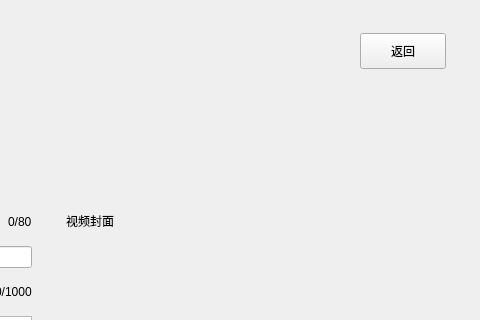
First picture: the form in client/player/uploadvideopage.ui, repository shuzhouzhang/video-on-demand-client, before the edit; both pictures show x 870 to 1350 and y 0 to 320 of the 1350 by 792 pixel window.
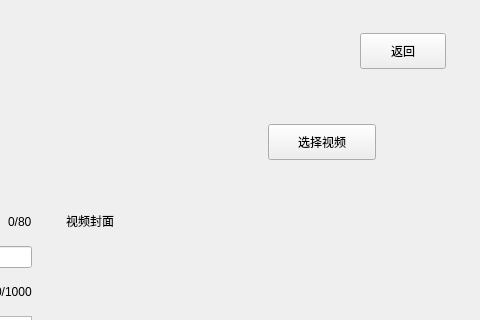
Second picture: the form after the edit.

Commit message: fix: show upload page before selecting video

Diff of the .ui file:
```diff
--- a/client/player/uploadvideopage.ui
+++ b/client/player/uploadvideopage.ui
@@ -196,6 +196,28 @@
            </property>
           </spacer>
          </item>
+         <item>
+          <widget class="QPushButton" name="selectVideoBtn">
+           <property name="minimumSize">
+            <size>
+             <width>108</width>
+             <height>36</height>
+            </size>
+           </property>
+           <property name="maximumSize">
+            <size>
+             <width>108</width>
+             <height>36</height>
+            </size>
+           </property>
+           <property name="cursor">
+            <cursorShape>PointingHandCursor</cursorShape>
+           </property>
+           <property name="text">
+            <string>选择视频</string>
+           </property>
+          </widget>
+         </item>
          <item>
           <widget class="QLabel" name="downIconLabel">
            <property name="minimumSize">
```
The commit also changes 5 other files.
